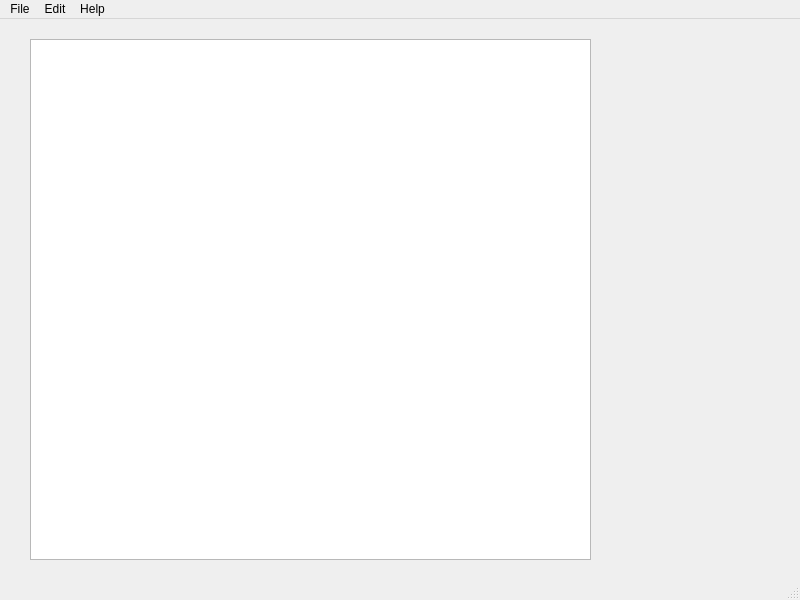
Before: the Qt Designer form form.ui in BoskoDelic/EBook-Manager, drawn with Qt 5.
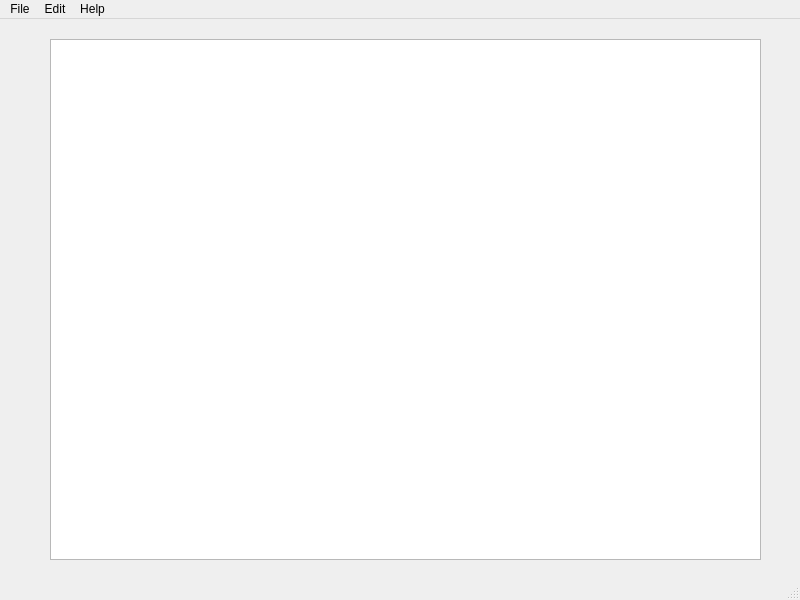
After: the same form once the commit is applied.

What changed in the file:
```diff
--- a/form.ui
+++ b/form.ui
@@ -29,23 +29,18 @@
    <widget class="QTableWidget" name="tw_books">
     <property name="geometry">
      <rect>
-      <x>30</x>
+      <x>50</x>
       <y>20</y>
-      <width>561</width>
+      <width>711</width>
       <height>521</height>
      </rect>
     </property>
-   </widget>
-   <widget class="QWidget" name="verticalLayoutWidget">
-    <property name="geometry">
-     <rect>
-      <x>620</x>
-      <y>20</y>
-      <width>160</width>
-      <height>521</height>
-     </rect>
+    <property name="verticalScrollBarPolicy">
+     <enum>Qt::ScrollBarAsNeeded</enum>
     </property>
-    <layout class="QVBoxLayout" name="verticalLayout"/>
+    <property name="horizontalScrollBarPolicy">
+     <enum>Qt::ScrollBarAlwaysOff</enum>
+    </property>
    </widget>
   </widget>
   <widget class="QMenuBar" name="menubar">
```
